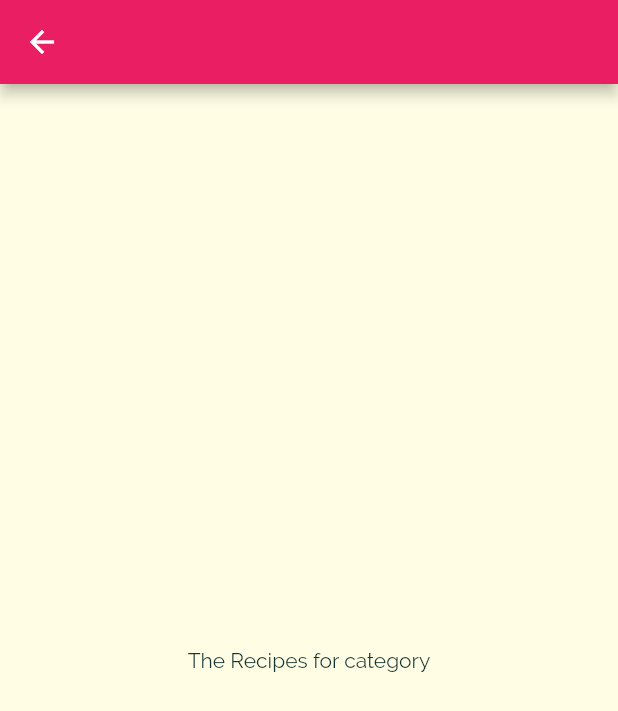
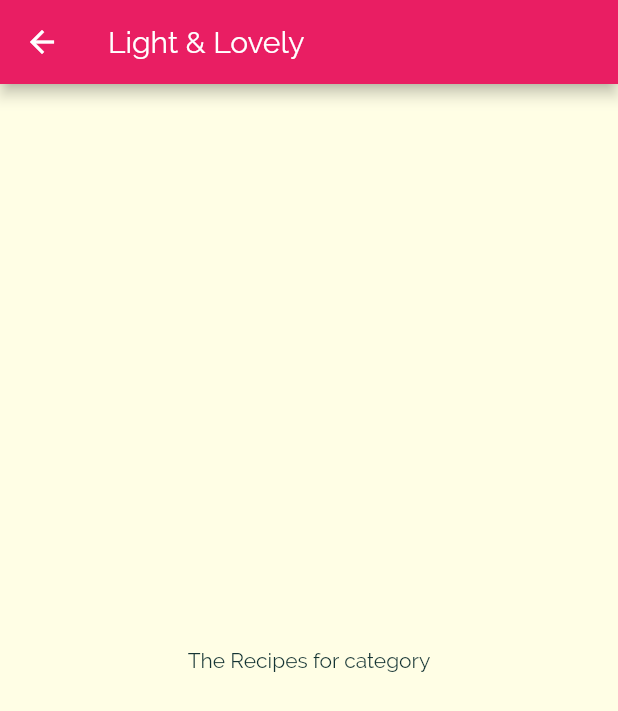
Before and after one commit to AmbujaAK/meals_app_flutter, a Flutter app: the screen it shows after launch, after a tap on "Light & Lovely", on a phone screen of 412 x 824 dp. Shown: the top 711 px of the screen. Run offline on Flutter 3.47's test engine with Material 2 defaults, Android fonts, the light colour scheme and no system bars.

Commit message:
added simple route

```diff
--- a/lib/category_item.dart
+++ b/lib/category_item.dart
@@ -2,14 +2,18 @@ import 'package:flutter/material.dart';
 import 'package:meals_app_flutter/screens/category_meals_screen.dart';
 
 class CategoryItem extends StatelessWidget {
+  final String id;
   final String title;
   final Color color;
-  CategoryItem({this.title, this.color});
+  CategoryItem({this.id, this.title, this.color});
 
   void selectCategory(BuildContext context) {
     Navigator.of(context).push(
       MaterialPageRoute(
-        builder: (context) => CategoryMealsScreen(),
+        builder: (context) => CategoryMealsScreen(
+          categoryId: id,
+          categoryTitle: title,
+        ),
       ),
     );
   }
--- a/lib/screens/category_meals_screen.dart
+++ b/lib/screens/category_meals_screen.dart
@@ -1,10 +1,16 @@
 import 'package:flutter/material.dart';
 
 class CategoryMealsScreen extends StatelessWidget {
+  final String categoryId;
+  final String categoryTitle;
+
+  CategoryMealsScreen({this.categoryId, this.categoryTitle});
   @override
   Widget build(BuildContext context) {
     return Scaffold(
-      appBar: AppBar(),
+      appBar: AppBar(
+        title: Text(categoryTitle),
+      ),
       body: Center(
         child: Text('The Recipes for category'),
       ),
--- a/lib/screens/category_screen.dart
+++ b/lib/screens/category_screen.dart
@@ -18,6 +18,7 @@ class CategoryScreen extends StatelessWidget {
         children: DUMMY_CATEGORIES
             .map(
               (catData) => CategoryItem(
+                id: catData.id,
                 title: catData.title,
                 color: catData.color,
               ),
```
